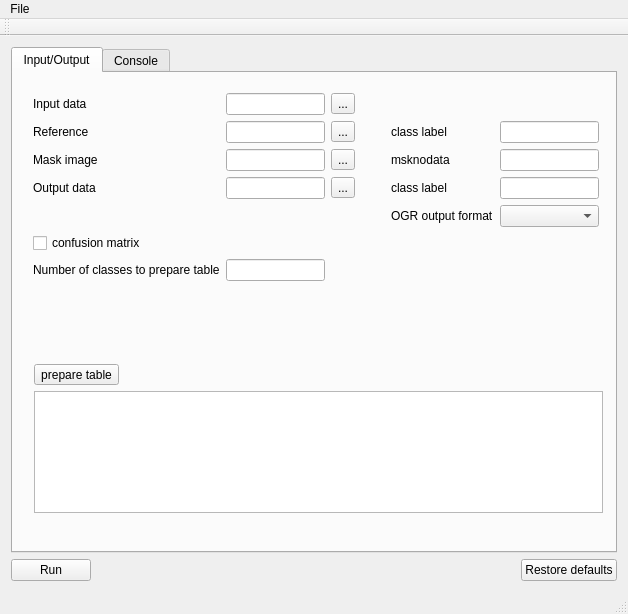
Qt form qt/pkdiff_gui/mainwindow.ui (gitGNU/gnu_pktools) before a commit.
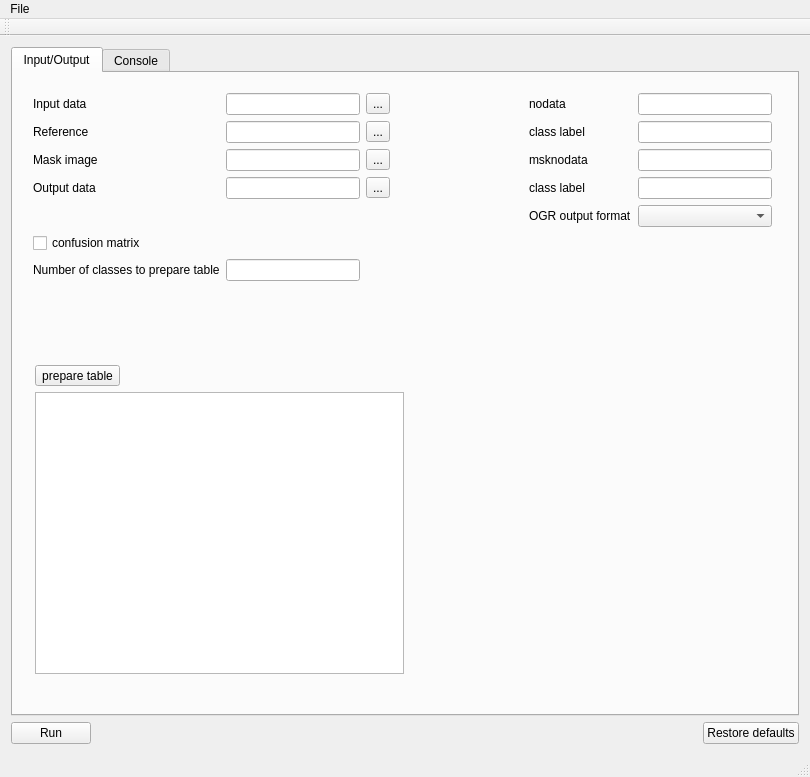
The same form after that commit.

Commit message: qt gui, nodata pkdiff_gui

The edit to the form file:
```diff
--- a/qt/pkdiff_gui/mainwindow.ui
+++ b/qt/pkdiff_gui/mainwindow.ui
@@ -6,8 +6,8 @@
    <rect>
     <x>0</x>
     <y>0</y>
-    <width>628</width>
-    <height>614</height>
+    <width>810</width>
+    <height>777</height>
    </rect>
   </property>
   <property name="windowTitle">
@@ -24,12 +24,12 @@
        <attribute name="title">
         <string>Input/Output</string>
        </attribute>
-       <widget class="QWidget" name="">
+       <widget class="QWidget" name="layoutWidget">
         <property name="geometry">
          <rect>
           <x>9</x>
           <y>9</y>
-          <width>588</width>
+          <width>761</width>
           <height>264</height>
          </rect>
         </property>
@@ -152,7 +152,7 @@
           <widget class="QLineEdit" name="lref"/>
          </item>
          <item row="2" column="0">
-          <widget class="QLabel" name="label">
+          <widget class="QLabel" name="label_reference">
            <property name="text">
             <string>Reference</string>
            </property>
@@ -191,15 +191,25 @@
            </property>
           </widget>
          </item>
+         <item row="0" column="6">
+          <widget class="QLineEdit" name="nodata"/>
+         </item>
+         <item row="0" column="5">
+          <widget class="QLabel" name="label">
+           <property name="text">
+            <string>nodata</string>
+           </property>
+          </widget>
+         </item>
         </layout>
        </widget>
-       <widget class="QWidget" name="verticalLayoutWidget">
+       <widget class="QWidget" name="">
         <property name="geometry">
          <rect>
-          <x>10</x>
-          <y>280</y>
-          <width>591</width>
-          <height>171</height>
+          <x>11</x>
+          <y>281</y>
+          <width>391</width>
+          <height>331</height>
          </rect>
         </property>
         <layout class="QVBoxLayout" name="verticalLayout_2">
@@ -213,19 +223,6 @@
          <item>
           <widget class="QTableView" name="tableView_labels"/>
          </item>
-         <item>
-          <spacer name="verticalSpacer">
-           <property name="orientation">
-            <enum>Qt::Vertical</enum>
-           </property>
-           <property name="sizeHint" stdset="0">
-            <size>
-             <width>20</width>
-             <height>40</height>
-            </size>
-           </property>
-          </spacer>
-         </item>
         </layout>
        </widget>
       </widget>
@@ -302,7 +299,7 @@
     <rect>
      <x>0</x>
      <y>0</y>
-     <width>628</width>
+     <width>810</width>
      <height>27</height>
     </rect>
    </property>
```
Left out of the diff: 18 changed lines with no effect on the pictures. The commit also changes 8 other files.
